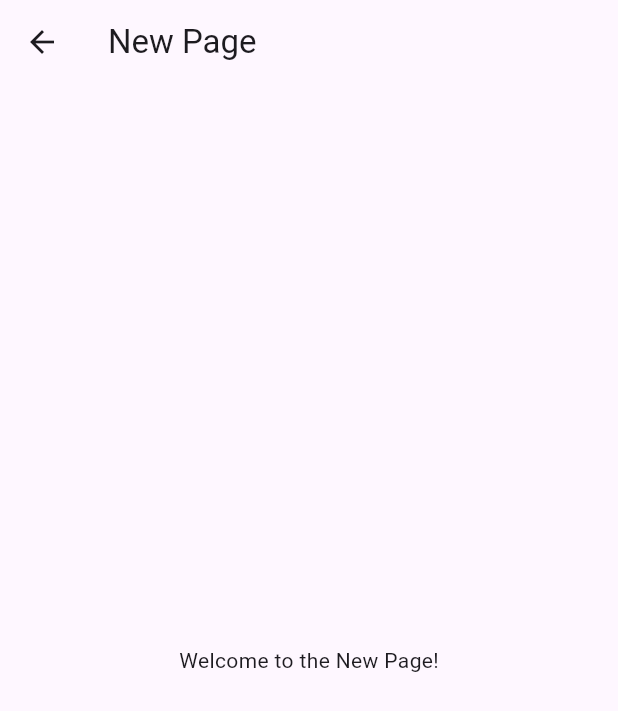
After one commit to premkishor-ds/new_flutter_project, a Flutter app: the NewPage screen opened directly, on a phone screen of 412 x 824 dp. The commit adds this screen. Shown: the top 711 px of the screen. Run offline on Flutter 3.47's test engine with Material 3 defaults, Android fonts, the phone set to English and light mode, and no system bars.

Commit message:
navigate to new page

```diff
--- a/lib/pages/home_page.dart
+++ b/lib/pages/home_page.dart
@@ -2,7 +2,7 @@ import 'package:flutter/material.dart';
 
 class HomePage extends StatelessWidget {
   final int counter;
-  const HomePage({Key? key, required this.counter}) : super(key: key);
+  const HomePage({super.key, required this.counter});
 
   @override
   Widget build(BuildContext context) {
--- /dev/null
+++ b/lib/pages/new_page.dart
@@ -0,0 +1,17 @@
+import 'package:flutter/material.dart';
+
+class NewPage extends StatelessWidget {
+  const NewPage({super.key});
+
+  @override
+  Widget build(BuildContext context) {
+    return Scaffold(
+      appBar: AppBar(
+        title: const Text('New Page'),
+      ),
+      body: const Center(
+        child: Text('Welcome to the New Page!'),
+      ),
+    );
+  }
+}
```
Also changed, not shown: lib/main.dart (+10 -2 lines), lib/pages/image_page.dart (added), lib/pages/setting_page.dart (added).
